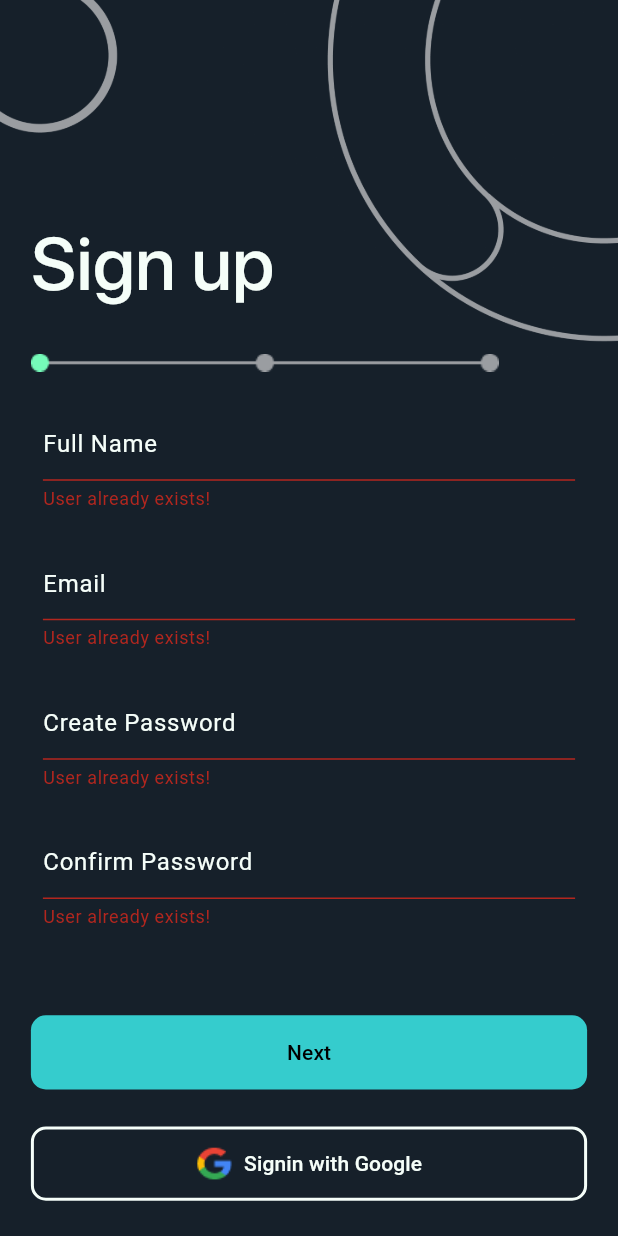
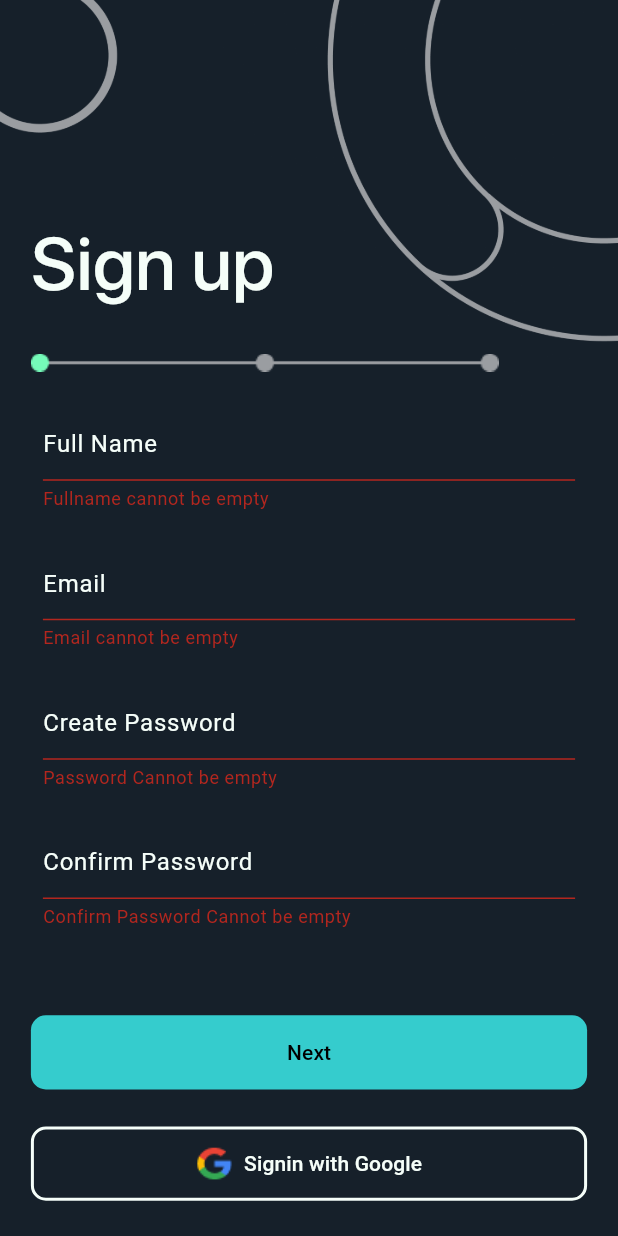
Before and after one commit to lakshya1goel/Connectify, a Flutter app: the SignupPage screen opened by its route, after a tap on "Next", on a phone screen of 412 x 824 dp. Run offline on Flutter 3.47's test engine with Material 3 defaults, Android fonts, the phone set to English and light mode, and no system bars; our stand-ins replace carousel_slider, flutter_dotenv, go_router, image_picker, permission_handler, pinput; project files that could hold a hidden picture were left out.

Commit message:
fix minor bugs in signup validations

```diff
--- a/lib/authentication/forgotPass/views/controllers/forgot_pass_controller.dart
+++ b/lib/authentication/forgotPass/controllers/forgot_pass_controller.dart
@@ -1,5 +1,5 @@
-import 'package:connectify/authentication/forgotPass/views/models/forgot_pass_model.dart';
-import 'package:connectify/authentication/forgotPass/views/services/api_services.dart';
+import 'package:connectify/authentication/forgotPass/models/forgot_pass_model.dart';
+import 'package:connectify/authentication/forgotPass/services/api_services.dart';
 import 'package:flutter_dotenv/flutter_dotenv.dart';
 
 Future<ForgotPassModel?> sendOTP(String email) async {
--- a/lib/authentication/forgotPass/views/provider/forgot_pass_provider.dart
+++ b/lib/authentication/forgotPass/provider/forgot_pass_provider.dart
@@ -1,7 +1,7 @@
 import 'package:flutter/cupertino.dart';
 import 'package:flutter/foundation.dart';
 import 'package:go_router/go_router.dart';
-import '../../../../utils/routes/app_route_constants.dart';
+import '../../../utils/routes/app_route_constants.dart';
 import '../controllers/validations.dart';
 
 class ForgotPassProvider extends ChangeNotifier {
--- a/lib/authentication/forgotPass/views/screens/forgotPasswordPage.dart
+++ b/lib/authentication/forgotPass/views/screens/forgotPasswordPage.dart
@@ -1,6 +1,6 @@
-import 'package:connectify/authentication/forgotPass/views/controllers/forgot_pass_controller.dart';
-import 'package:connectify/authentication/forgotPass/views/models/forgot_pass_model.dart';
-import 'package:connectify/authentication/forgotPass/views/provider/forgot_pass_provider.dart';
+import 'package:connectify/authentication/forgotPass/controllers/forgot_pass_controller.dart';
+import 'package:connectify/authentication/forgotPass/models/forgot_pass_model.dart';
+import 'package:connectify/authentication/forgotPass/provider/forgot_pass_provider.dart';
 import 'package:connectify/authentication/forgotPass/views/widgets/forgotbg.dart';
 import 'package:flutter/material.dart';
 import 'package:provider/provider.dart';
--- a/lib/authentication/login/provider/login_provider.dart
+++ b/lib/authentication/login/provider/login_provider.dart
@@ -5,6 +5,9 @@ import '../../../utils/routes/app_route_constants.dart';
 import '../controllers/validations.dart';
 
 class LoginProvider extends ChangeNotifier {
+  final GlobalKey<FormState> _formKey = GlobalKey<FormState>();
+  GlobalKey<FormState> get formKey => _formKey;
+
   String _email = '';
   String _password = '';
   String _emailError = '';
--- a/lib/authentication/signup/controllers/validations.dart
+++ b/lib/authentication/signup/controllers/validations.dart
@@ -23,7 +23,7 @@ class Validator {
     if (password.isEmpty) {
       return "Password Cannot be empty";
     }
-    final passwordRegex = RegExp(r'^(?=.*[A-Z])(?=.*[a-z])(?=.*\d)(?=.*[@$!%*?&])[A-Za-z\d@$!%*?&]+$');
+    final passwordRegex = RegExp(r'^(?=.*[0-9])(?=.*[a-z])(?=.*[A-Z])(?=.*[@#$%^&+=])(?=\S+$).{8,}$');
     bool isValidFormat = passwordRegex.hasMatch(password);
 
     if (password.length < 8) {
@@ -36,9 +36,11 @@ class Validator {
     return null;
   }
 
-  static String? isValidConfirm(String password) {
+  static String? isValidConfirm(String password, String pass) {
     if (password.isEmpty) {
       return "Confirm Password Cannot be empty";
+    } else if(password != pass) {
+      return "Password Mismatch";
     }
     return null;
   }
--- a/lib/authentication/signup/provider/signup_provider.dart
+++ b/lib/authentication/signup/provider/signup_provider.dart
@@ -5,6 +5,9 @@ import 'package:go_router/go_router.dart';
 import '../../../utils/routes/app_route_constants.dart';
 
 class SignupProvider extends ChangeNotifier {
+  final GlobalKey<FormState> _formKey = GlobalKey<FormState>();
+  GlobalKey<FormState> get formKey => _formKey;
+
   String _name = '';
   String _email = '';
   String _password = '';
@@ -43,7 +46,7 @@ class SignupProvider extends ChangeNotifier {
 
   void setConfirm(String value) {
     _confirm = value;
-    _confirmError = Validator.isValidConfirm(value) ?? '';
+    _confirmError = Validator.isValidConfirm(value, _password) ?? '';
     notifyListeners();
   }
 
@@ -65,25 +68,18 @@ class SignupProvider extends ChangeNotifier {
       _passwordError = Validator.isValidPassword(_password)!;
     }
 
-    if (Validator.isValidConfirm(_confirm) != null) {
-      _confirmError = Validator.isValidConfirm(_confirm)!;
-    }
-
-    if(_password != _confirm) {
-      _confirmError = 'Password Mismatch!';
+    if (Validator.isValidConfirm(_confirm, _password) != null) {
+      _confirmError = Validator.isValidConfirm(_confirm, _password)!;
     }
 
     if (apiErrorMessage != null && apiErrorMessage.isNotEmpty) {
-      _nameError = apiErrorMessage;
       _emailError = apiErrorMessage;
-      _passwordError = apiErrorMessage;
-      _confirmError = apiErrorMessage;
     } else {
       _nameError = '';
       _emailError = '';
       _passwordError = '';
       _confirmError = '';
-      context.goNamed(MyAppRouteConstants.OTPPageRouteName);
+      context.goNamed(MyAppRouteConstants.ProfilePicSelectionRouteName);
     }
 
     notifyListeners();
--- a/lib/authentication/signup/views/screens/signup.dart
+++ b/lib/authentication/signup/views/screens/signup.dart
@@ -6,6 +6,7 @@ import 'package:go_router/go_router.dart';
 import 'package:provider/provider.dart';
 import '../../../../utils/routes/app_route_constants.dart';
 import '../../controllers/signup_controller.dart';
+import 'package:connectify/authentication/signup/controllers/validations.dart';
 
 class SignupPage extends StatefulWidget {
   const SignupPage({super.key});
@@ -48,7 +49,7 @@ class _SignupPageState extends State<SignupPage> {
                   Padding(
                     padding: EdgeInsets.symmetric(horizontal: size.width*0.05, vertical: size.height*0.02),
                     child: Form(
-                        autovalidateMode: AutovalidateMode.always,
+                      key: signupProvider.formKey,
                         child: Padding(
                           padding: const EdgeInsets.all(8.0),
                           child: Column(
@@ -75,6 +76,7 @@ class _SignupPageState extends State<SignupPage> {
                                     ),
                                   ),
                                 ),
+                                validator: (value) => Validator.isValidName(value!),
                               ),
                               SizedBox(height: size.height*0.03,),
                               TextFormField(
@@ -99,6 +101,7 @@ class _SignupPageState extends State<SignupPage> {
                                     ),
                                   ),
                                 ),
+                                validator: (value) => Validator.isValidEmail(value!),
                               ),
                               SizedBox(height: size.height*0.03,),
                               TextFormField(
@@ -123,6 +126,7 @@ class _SignupPageState extends State<SignupPage> {
                                     ),
                                   ),
                                 ),
+                                validator: (value) => Validator.isValidPassword(value!),
                               ),
                               SizedBox(height: size.height*0.03,),
                               TextFormField(
@@ -147,6 +151,7 @@ class _SignupPageState extends State<SignupPage> {
                                     ),
                                   ),
                                 ),
+                                validator: (value) => Validator.isValidConfirm(value!, pass_controller.text.toString()),
                               ),
                             ],
                           ),
@@ -161,12 +166,17 @@ class _SignupPageState extends State<SignupPage> {
                       width: size.width*0.9,
                       child: ElevatedButton(
                           onPressed: () async{
-                            SignUpModel? res = await performRegisteration(name_controller.text.toString(), email_controller.text.toString(), pass_controller.text.toString());
-                            if (res != null) {
-                              signupProvider.validateSignup(res.msg, context);
-
-                            } else {
-                              signupProvider.validateSignup("User already exists!", context);
+                            if(signupProvider.formKey.currentState!.validate()) {
+                              SignUpModel? res = await performRegisteration(
+                                  name_controller.text.toString(),
+                                  email_controller.text.toString(),
+                                  pass_controller.text.toString());
+                              if (res != null) {
+                                signupProvider.validateSignup(res.msg, context);
+                              } else {
+                                signupProvider.validateSignup(
+                                    "User already Registered", context);
+                              }
                             }
                           },
                           child: Text("Next"),
--- a/lib/main.dart
+++ b/lib/main.dart
@@ -1,4 +1,4 @@
-import 'package:connectify/authentication/forgotPass/views/provider/forgot_pass_provider.dart';
+import 'package:connectify/authentication/forgotPass/provider/forgot_pass_provider.dart';
 import 'package:connectify/authentication/signup/provider/signup_provider.dart';
 import 'package:connectify/utils/contants/colors/app_colors.dart';
 import 'package:connectify/utils/routes/app_route_config.dart';
```
Also changed, not shown: lib/authentication/login/views/sreens/login.dart (+16 -9 lines), lib/authentication/forgotPass/controllers/validations.dart (renamed from lib/authentication/forgotPass/views/controllers/validations.dart), lib/authentication/forgotPass/models/forgot_pass_model.dart (renamed from lib/authentication/forgotPass/views/models/forgot_pass_model.dart), lib/authentication/forgotPass/services/api_services.dart (renamed from lib/authentication/forgotPass/views/services/api_services.dart).
